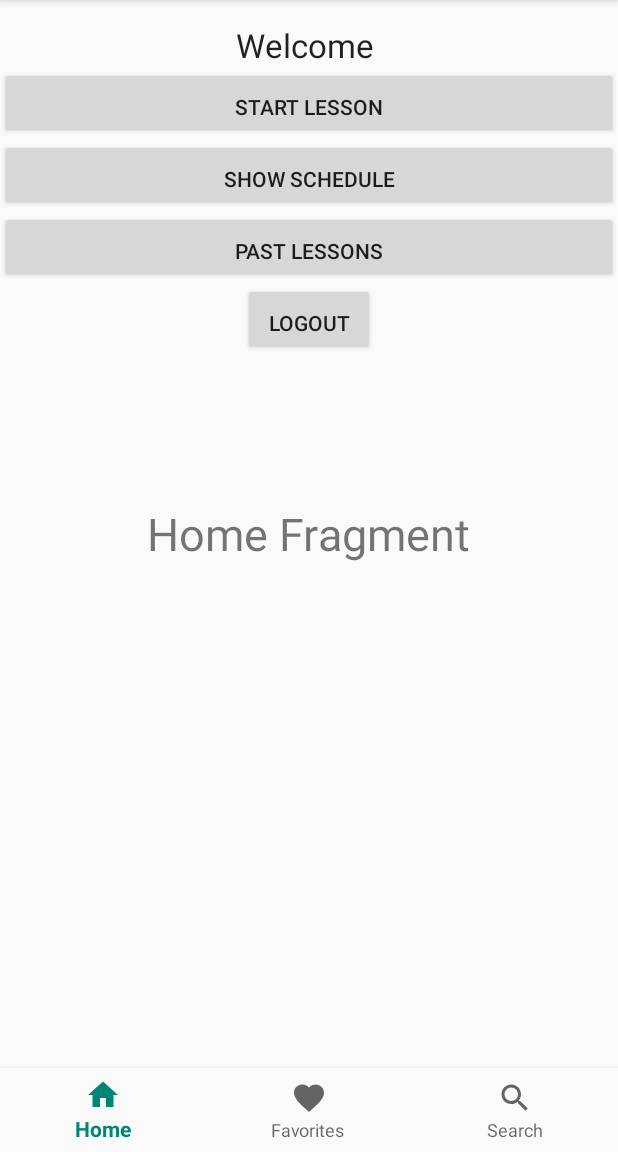
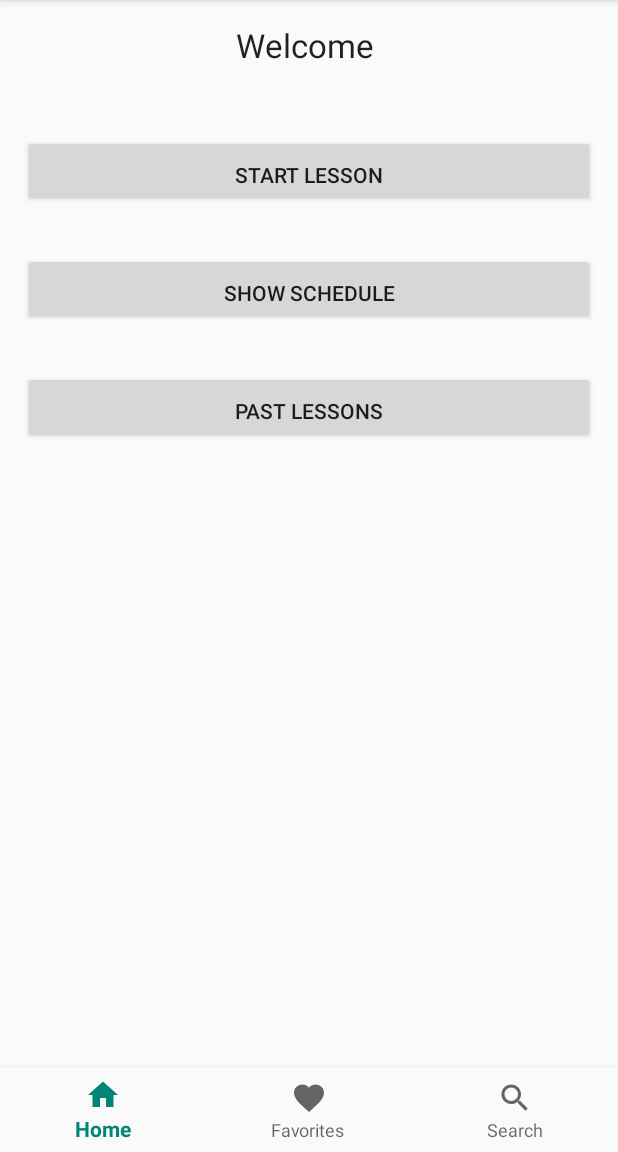
Before and after one commit to udesantis1/FirebaseApp, an Android app: the screen it shows after launch once a user with an empty profile is signed in (ProfileActivity), on a phone screen of 412 x 824 dp, the part 84-1236 px from its top. Run offline under Robolectric (Android 15) with nearby library versions, the phone set to English and light mode, and no system bars; our stand-ins replace Firebase (no records; nobody signed in at launch, a user with empty details on screens opened directly).

Commit message:
Sistemata vista FragmentHome

```diff
--- a/app/build.gradle
+++ b/app/build.gradle
@@ -4,6 +4,7 @@ android {
     compileSdkVersion 28
     defaultConfig {
         applicationId "com.example.firebaseapp"
+        multiDexEnabled true
         minSdkVersion 15
         targetSdkVersion 28
         versionCode 1
--- a/app/src/main/java/com/example/firebaseapp/HomeFragment.java
+++ b/app/src/main/java/com/example/firebaseapp/HomeFragment.java
@@ -1,5 +1,6 @@
 package com.example.firebaseapp;
 
+import android.content.Intent;
 import android.os.Bundle;
 import android.support.annotation.NonNull;
 import android.support.annotation.Nullable;
@@ -7,12 +8,47 @@ import android.support.v4.app.Fragment;
 import android.view.LayoutInflater;
 import android.view.View;
 import android.view.ViewGroup;
+import android.widget.Button;
 
-public class HomeFragment extends Fragment {
+public class HomeFragment extends Fragment implements View.OnClickListener {
+
+    private Button buttonQR, buttonSchedule, buttonClasses;
 
     @Nullable
     @Override
     public View onCreateView(@NonNull LayoutInflater inflater, @Nullable ViewGroup container, @Nullable Bundle savedInstanceState) {
-        return inflater.inflate(R.layout.fragment_home, container,false);
+        View view = inflater.inflate(R.layout.fragment_home, container,false);
+
+        buttonQR = (Button) view.findViewById(R.id.buttonScanQR);
+        buttonSchedule = (Button) view.findViewById(R.id.buttonSchedule);
+        buttonClasses = (Button) view.findViewById(R.id.buttonOldClasses);
+
+        //adding listener to button
+
+        buttonQR.setOnClickListener(this);
+        buttonClasses.setOnClickListener(this);
+        buttonSchedule.setOnClickListener(this);
+
+        return view;
+    }
+
+    @Override
+    public void onClick(View view) {
+
+        if(view == buttonQR)
+        {
+
+            startActivity(new Intent(getContext(), PostQR.class));
+        }
+        if(view == buttonSchedule)
+        {
+
+            startActivity(new Intent(getContext(), Schedule.class));
+        }
+        if(view == buttonClasses)
+        {
+
+            startActivity(new Intent(getContext(), PastClasses.class));
+        }
     }
 }
--- a/app/src/main/java/com/example/firebaseapp/ProfileActivity.java
+++ b/app/src/main/java/com/example/firebaseapp/ProfileActivity.java
@@ -17,15 +17,13 @@ import android.widget.TextView;
 import com.google.firebase.auth.FirebaseAuth;
 import com.google.firebase.auth.FirebaseUser;
 
-public class ProfileActivity extends AppCompatActivity implements View.OnClickListener {
+public class ProfileActivity extends AppCompatActivity {
 
     //firebase auth object
     private FirebaseAuth firebaseAuth;
 
     //view objects
     private TextView textViewUserEmail;
-    private Button buttonLogout, buttonQR, buttonSchedule, buttonClasses;
-
 
 
 
@@ -56,22 +54,13 @@ public class ProfileActivity extends AppCompatActivity implements View.OnClickLi
 
         //getting current user
         FirebaseUser user = firebaseAuth.getCurrentUser();
-
         //initializing views
         textViewUserEmail = (TextView) findViewById(R.id.textViewUserEmail);
-        buttonLogout = (Button) findViewById(R.id.buttonLogout);
-        buttonQR = (Button) findViewById(R.id.buttonScanQR);
-        buttonSchedule = (Button) findViewById(R.id.buttonSchedule);
-        buttonClasses = (Button) findViewById(R.id.buttonOldClasses);
 
         //displaying logged in user name
         textViewUserEmail.setText("Welcome "+user.getEmail());
 
-        //adding listener to button
-        buttonLogout.setOnClickListener(this);
-        buttonQR.setOnClickListener(this);
-        buttonClasses.setOnClickListener(this);
-        buttonSchedule.setOnClickListener(this);
+
     }
 
     private BottomNavigationView.OnNavigationItemSelectedListener navListener = new BottomNavigationView.OnNavigationItemSelectedListener() {
@@ -98,31 +87,5 @@ public class ProfileActivity extends AppCompatActivity implements View.OnClickLi
     };
 
 
-    @Override
-    public void onClick(View view) {
-        //if logout is pressed
-        if(view == buttonLogout){
-            //logging out the user
-            firebaseAuth.signOut();
-            //closing activity
-            finish();
-            //starting login activity
-            startActivity(new Intent(this, Login.class));
-        }
-        if(view == buttonQR)
-        {
 
-            startActivity(new Intent(this, PostQR.class));
-        }
-        if(view == buttonSchedule)
-        {
-
-            startActivity(new Intent(this, Schedule.class));
-        }
-        if(view == buttonClasses)
-        {
-
-            startActivity(new Intent(this, PastClasses.class));
-        }
-    }
 }
--- a/app/src/main/res/layout/activity_profile.xml
+++ b/app/src/main/res/layout/activity_profile.xml
@@ -41,35 +41,6 @@
             android:text="Large Text"
             android:textAppearance="?android:attr/textAppearanceLarge" />
 
-        <Button
-            android:id="@+id/buttonScanQR"
-            android:paddingTop="15dp"
-            android:layout_width="match_parent"
-            android:layout_height="wrap_content"
-            android:baselineAligned="false"
-            android:text="Start Lesson" />
 
-        <Button
-            android:id="@+id/buttonSchedule"
-            android:paddingTop="15dp"
-            android:layout_width="match_parent"
-            android:layout_height="wrap_content"
-            android:text="Show schedule" />
-
-        <Button
-            android:id="@+id/buttonOldClasses"
-            android:paddingTop="15dp"
-            android:layout_width="match_parent"
-            android:layout_height="wrap_content"
-            android:text="Past Lessons" />
-
-        <Button
-            android:id="@+id/buttonLogout"
-            android:paddingTop="15dp"
-            android:layout_width="wrap_content"
-            android:layout_height="wrap_content"
-            android:layout_gravity="center_horizontal"
-            android:baselineAligned="false"
-            android:text="Logout" />
     </LinearLayout>
 </RelativeLayout>
--- a/app/src/main/res/layout/fragment_home.xml
+++ b/app/src/main/res/layout/fragment_home.xml
@@ -1,12 +1,40 @@
 <?xml version="1.0" encoding="utf-8"?>
 <RelativeLayout xmlns:android="http://schemas.android.com/apk/res/android"
+    xmlns:tools="http://schemas.android.com/tools"
     android:layout_width="match_parent" android:layout_height="match_parent">
 
-    <TextView
-        android:layout_width="wrap_content"
-        android:layout_height="wrap_content"
-        android:text="Home Fragment"
-        android:textSize="30dp"
-        android:layout_centerInParent="true"/>
+    <LinearLayout
+        android:layout_width="match_parent"
+        android:layout_height="match_parent"
+        android:layout_centerVertical="true"
+        android:orientation="vertical"
+        android:layout_marginTop="150dp">
+
+        <Button
+            android:id="@+id/buttonScanQR"
+            android:layout_width="match_parent"
+            android:layout_height="wrap_content"
+            android:layout_margin="15dp"
+            android:baselineAligned="false"
+            android:paddingTop="15dp"
+            android:text="Start Lesson" />
+
+        <Button
+            android:id="@+id/buttonSchedule"
+            android:layout_width="match_parent"
+            android:layout_height="wrap_content"
+            android:layout_margin="15dp"
+            android:paddingTop="15dp"
+            android:text="Show schedule" />
+
+        <Button
+            android:id="@+id/buttonOldClasses"
+            android:layout_width="match_parent"
+            android:layout_height="wrap_content"
+            android:layout_margin="15dp"
+            android:paddingTop="15dp"
+            android:text="Past Lessons" />
+
+    </LinearLayout>
 
 </RelativeLayout>
```
